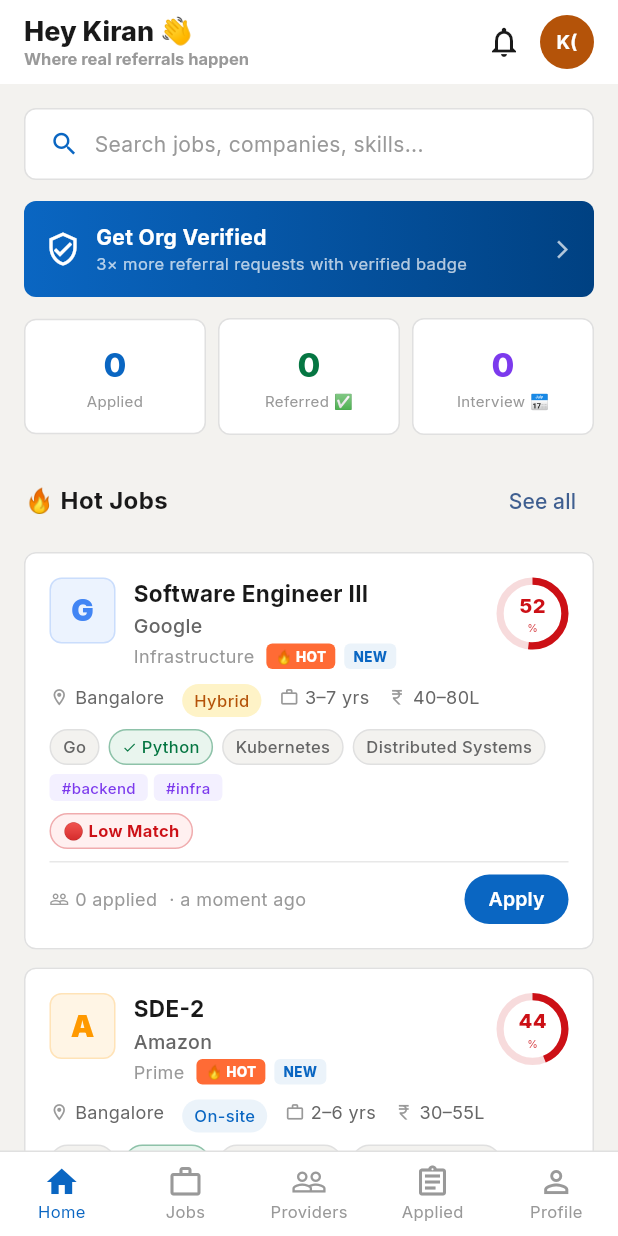
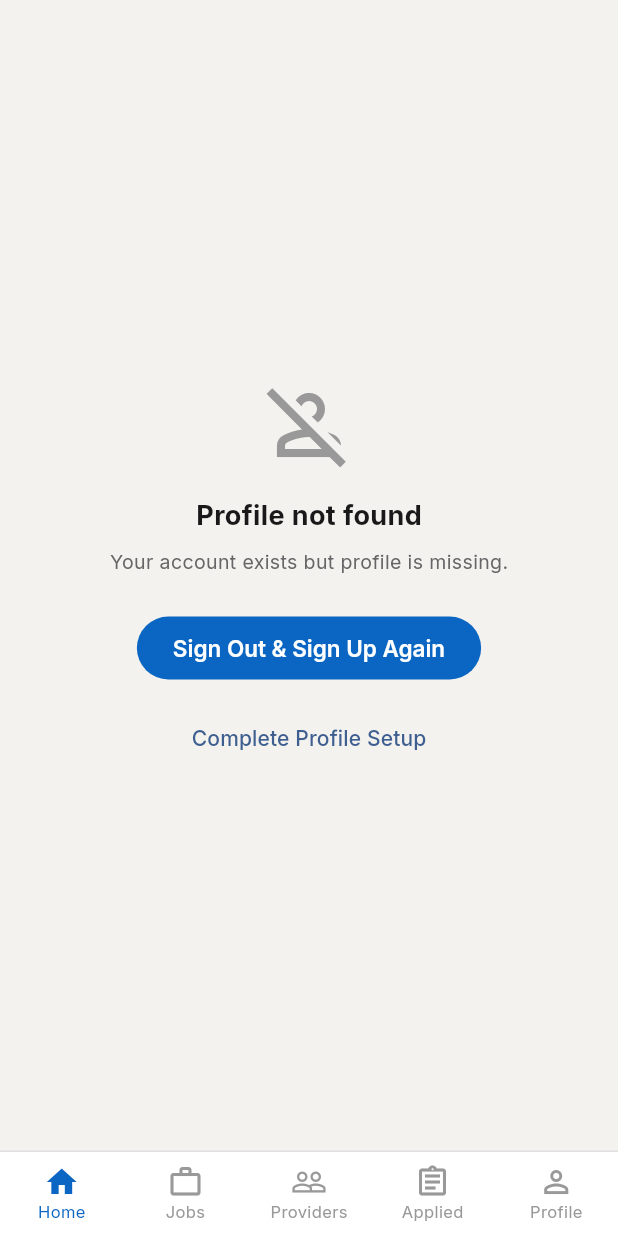
Before and after one commit to kirannarla2716-del/RefSure, a Flutter app: the screen it shows after launch, on a phone screen of 412 x 824 dp. Run offline on Flutter 3.47's test engine with Material 3 defaults, Android fonts, the phone set to English and light mode, and no system bars; drawn by our look-alikes of percent_indicator; our stand-ins replace cached_network_image, cloud_firestore, file_picker, firebase_auth, firebase_core, firebase_storage and 5 more; accounts and stored records are empty; generated files the repository leaves out were written again.

Commit message:
Fix: loading state, null user recovery, Firestore rules, remove guest mode

```diff
--- a/lib/providers/app_provider.dart
+++ b/lib/providers/app_provider.dart
@@ -108,36 +108,8 @@
     return jobs;
   }
 
-  AppProvider() { _initGuest(); }
+  AppProvider() { _init(); }
 
-  void _initGuest() {
-    // GUEST MODE - bypasses Firebase auth for testing
-    _currentUser = AppUser(
-      id: 'guest_seeker_001',
-      role: UserRole.seeker,
-      name: 'Kiran (Guest)',
-      headline: 'Software Engineer · 3 yrs exp',
-      company: 'TCS',
-      title: 'Software Engineer',
-      location: 'Bangalore',
-      experience: 3,
-      skills: ['React', 'Node.js', 'TypeScript', 'AWS', 'Python'],
-      bio: 'Full stack engineer looking for exciting opportunities at product companies.',
-      email: 'kiran@guest.dev',
-      profileComplete: 75,
-      activelyLooking: true,
-      noticePeriod: '30 days',
-      expectedSalary: '20-30',
-    );
-    _activeRole = UserRole.seeker;
-    _authReady = true;
-    // Load jobs from Firestore (read-only is fine)
-    _subs.add(_db.watchActiveJobs().listen((list) { _jobs = list; notifyListeners(); }));
-    _subs.add(_db.watchProviders().listen((list) { _providers = list; notifyListeners(); }));
-    notifyListeners();
-    // Seed sample jobs if none exist
-    _db.seedSampleJobs();
-  }
 
   void _init() {
     _subs.add(_auth.authStateChanges.listen((firebaseUser) async {
@@ -201,9 +173,13 @@
           }));
         }
       }
+      // Always stop loading after setup, even if user doc missing
+      _loading = false;
+      notifyListeners();
+      // Seed jobs if none exist
+      _db.seedSampleJobs();
     } catch (e) {
       _error = e.toString();
-    } finally {
       _loading = false;
       notifyListeners();
     }
--- a/lib/screens/main_screens.dart
+++ b/lib/screens/main_screens.dart
@@ -19,7 +19,31 @@
   Widget build(BuildContext context) {
     final prov = context.watch<AppProvider>();
     final user = prov.currentUser;
-    if (user == null) return const LoadingSpinner();
+    if (user == null) {
+      // Firebase Auth exists but no Firestore profile - show recovery screen
+      return Scaffold(
+        backgroundColor: AppColors.bg,
+        body: Center(child: Column(mainAxisSize: MainAxisSize.min, children: [
+          const Icon(Icons.person_off_outlined, size: 64, color: AppColors.textHint),
+          const SizedBox(height: 16),
+          Text('Profile not found', style: GoogleFonts.inter(
+            fontSize: 18, fontWeight: FontWeight.w700)),
+          const SizedBox(height: 8),
+          Text('Your account exists but profile is missing.',
+            style: GoogleFonts.inter(fontSize: 13, color: AppColors.textSecond)),
+          const SizedBox(height: 24),
+          ElevatedButton(
+            onPressed: () async {
+              await context.read<AppProvider>().signOut();
+              if (context.mounted) context.go('/auth');
+            },
+            child: const Text('Sign Out & Sign Up Again')),
+          const SizedBox(height: 12),
+          TextButton(
+            onPressed: () => context.go('/onboarding'),
+            child: const Text('Complete Profile Setup')),
+        ])));
+    }
 
     final myApps   = prov.myApplications;
     final topJobs  = prov.filteredJobs.take(3).toList();
```
